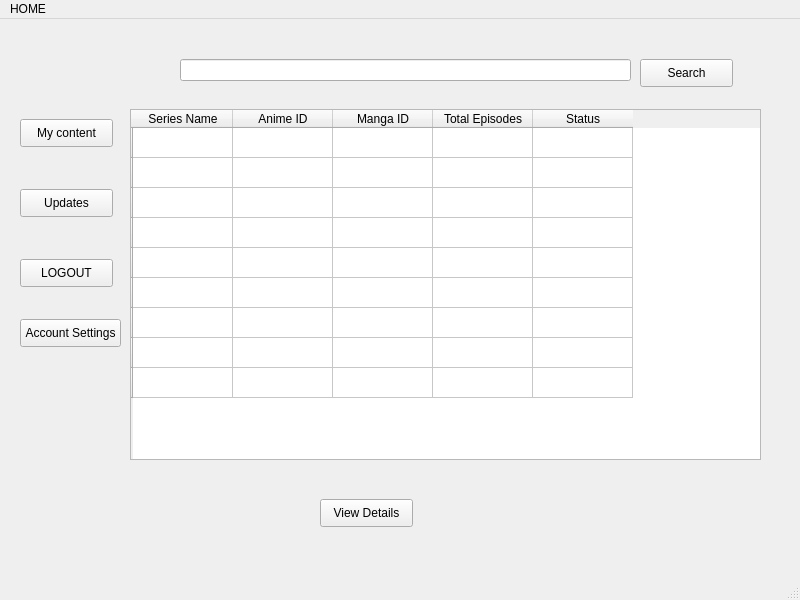
This is HOME.ui in Ghulam-Mustafa08291/DB-project as Qt 5 draws it before an edit. The edited form follows.
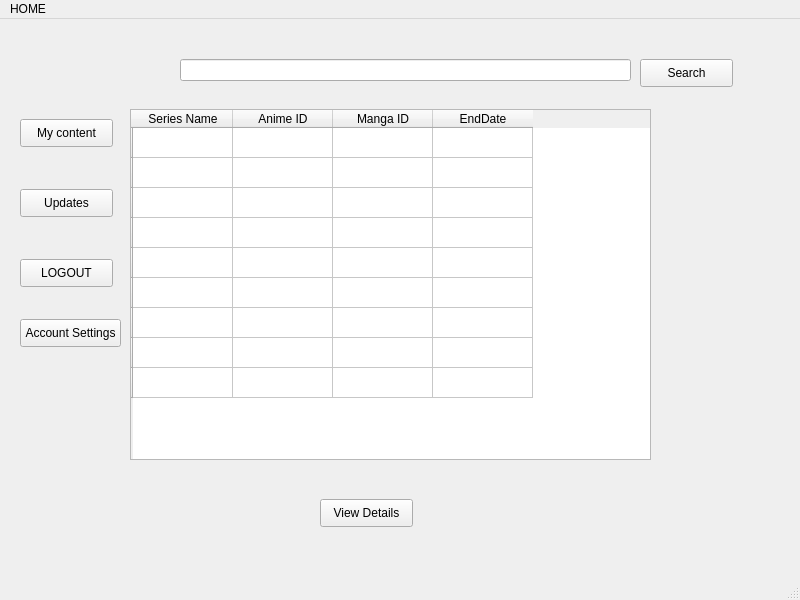
This is the edited form.

Patch:
```diff
--- a/HOME.ui
+++ b/HOME.ui
@@ -55,7 +55,7 @@
      <rect>
       <x>130</x>
       <y>90</y>
-      <width>631</width>
+      <width>521</width>
       <height>351</height>
      </rect>
     </property>
@@ -121,12 +121,7 @@
     </column>
     <column>
      <property name="text">
-      <string>Total Episodes</string>
-     </property>
-    </column>
-    <column>
-     <property name="text">
-      <string>Status</string>
+      <string>EndDate</string>
      </property>
     </column>
    </widget>
```
